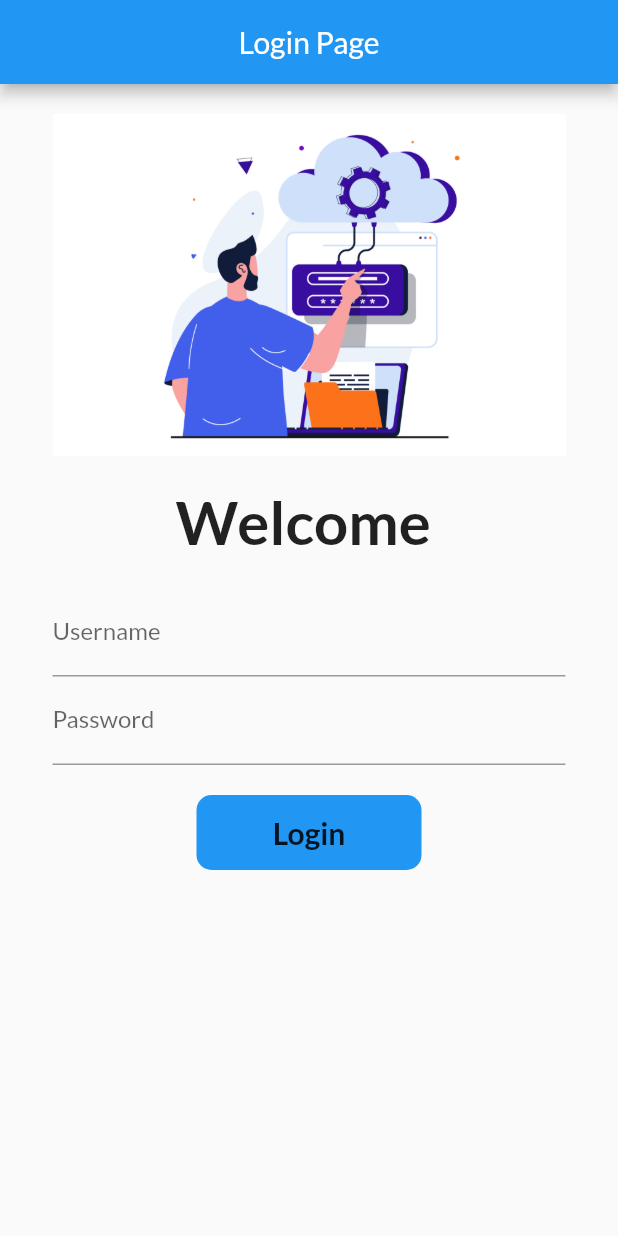
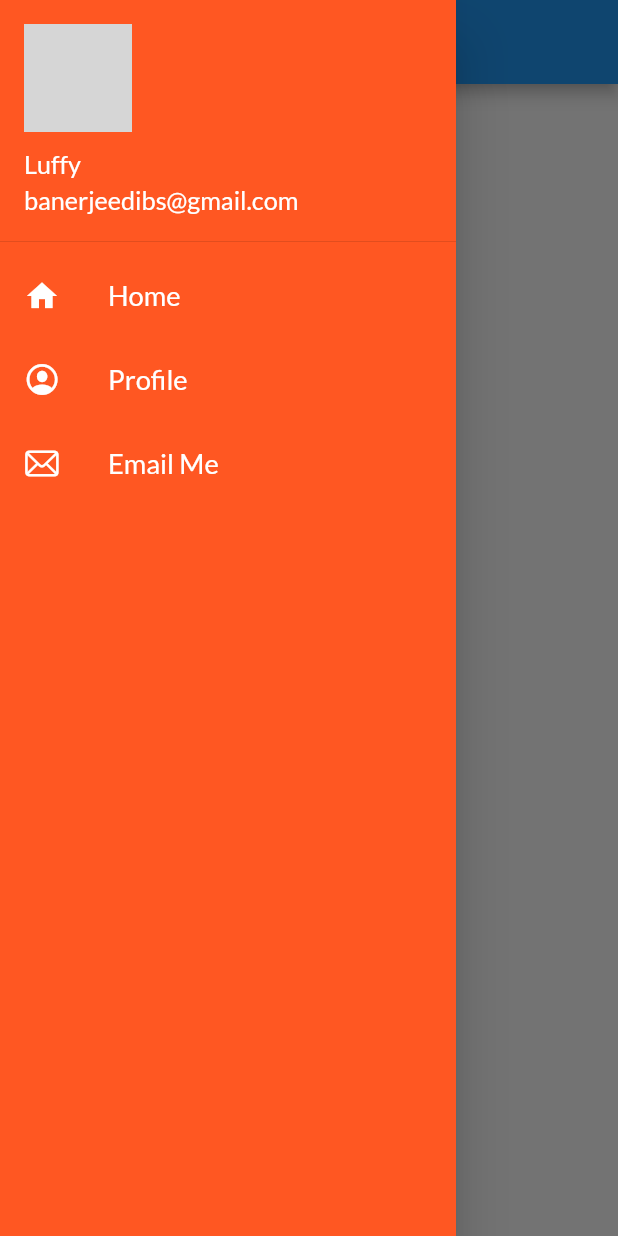
Before and after one commit to Dibs07/MY-30-DAYS-OF-FLUTTER, a Flutter app: the screen it shows after launch, with the side drawer open (before the commit the screen has no drawer), on a phone screen of 412 x 824 dp. Run offline on Flutter 3.47's test engine with Material 2 defaults, Android fonts, the phone set to English and light mode, and no system bars; our stand-ins replace google_fonts; network calls fail; grey boxes are pictures that could not be loaded.

Commit message:
Day 8 Completed

```diff
--- a/lib/Screens/home_page.dart
+++ b/lib/Screens/home_page.dart
@@ -1,4 +1,6 @@
 import 'package:flutter/material.dart';
+
+import '../widgets/drawer.dart';
 
 class Homepage extends StatelessWidget {
   const Homepage({super.key});
@@ -13,7 +15,7 @@ class Homepage extends StatelessWidget {
       body: Center(
         child: Text("I love flutter $count"),
       ),
-      drawer: const Drawer(),
+      drawer: const MyDrawer(),
     );
   }
 }
--- a/lib/Screens/login_page.dart
+++ b/lib/Screens/login_page.dart
@@ -81,7 +81,7 @@ class _LoginpageState extends State<Loginpage> {
                   validator: (value) {
                     if (value!.isEmpty) {
                       return "Password can't be empty";
-                    } else if (value!.length < 6) {
+                    } else if (value.length < 6) {
                       return "Password length can't be less than 6 letters";
                     }
                     return null;
--- a/lib/main.dart
+++ b/lib/main.dart
@@ -22,7 +22,8 @@ class MyApp extends StatelessWidget {
         primaryTextTheme: GoogleFonts.latoTextTheme(),
         fontFamily: GoogleFonts.lato().fontFamily,
       ),
-      initialRoute: "/",
+      //initialRoute: "/",
+      initialRoute: Myroutes.homeRoute,
       routes: {
         "/": (context) => Loginpage(),
         Myroutes.homeRoute: (context) => const Homepage(),
--- /dev/null
+++ b/lib/widgets/drawer.dart
@@ -0,0 +1,90 @@
+import 'package:flutter/cupertino.dart';
+import 'package:flutter/material.dart';
+
+class MyDrawer extends StatelessWidget {
+  const MyDrawer({super.key});
+
+  @override
+  Widget build(BuildContext context) {
+    const imageUrl =
+        "https://e1.pxfuel.com/desktop-wallpaper/238/852/desktop-wallpaper-masque-luffy-smiling-luffy-smile-thumbnail.jpg";
+    return Drawer(
+      child: Container(
+        color: Colors.deepOrange,
+        child: ListView(
+          padding: const EdgeInsets.all(0),
+          children: const [
+            DrawerHeader(
+              padding: EdgeInsets.all(0),
+              child: UserAccountsDrawerHeader(
+                margin: EdgeInsets.all(0),
+                decoration: BoxDecoration(
+                  color: Colors.deepOrange,
+                ),
+                accountName: Text(
+                  "Luffy",
+                  textScaleFactor: 1.2,
+                  style: TextStyle(
+                    color: Colors.white,
+                  ),
+                ),
+                accountEmail: Text(
+                  "banerjeedibs@gmail.com",
+                  textScaleFactor: 1.2,
+                  style: TextStyle(
+                    color: Colors.white,
+                  ),
+                ),
+                currentAccountPicture: CircleAvatar(
+                  backgroundImage: NetworkImage(imageUrl),
+                ),
+              ),
+            ),
+            ListTile(
+              leading: Icon(
+                Icons.home,
+                color: Colors.white,
+              ),
+              title: Text(
+                "Home",
+                textScaleFactor: 1.3,
+                style: TextStyle(
+                  color: Colors.white,
+                  //fontSize: 18,
+                ),
+              ),
+            ),
+            ListTile(
+              leading: Icon(
+                CupertinoIcons.profile_circled,
+                color: Colors.white,
+              ),
+              title: Text(
+                "Profile",
+                textScaleFactor: 1.3,
+                style: TextStyle(
+                  color: Colors.white,
+                  //fontSize: 18,
+                ),
+              ),
+            ),
+            ListTile(
+              leading: Icon(
+                CupertinoIcons.mail,
+                color: Colors.white,
+              ),
+              title: Text(
+                "Email Me",
+                textScaleFactor: 1.3,
+                style: TextStyle(
+                  color: Colors.white,
+                  //fontSize: 18,
+                ),
+              ),
+            ),
+          ],
+        ),
+      ),
+    );
+  }
+}
```
